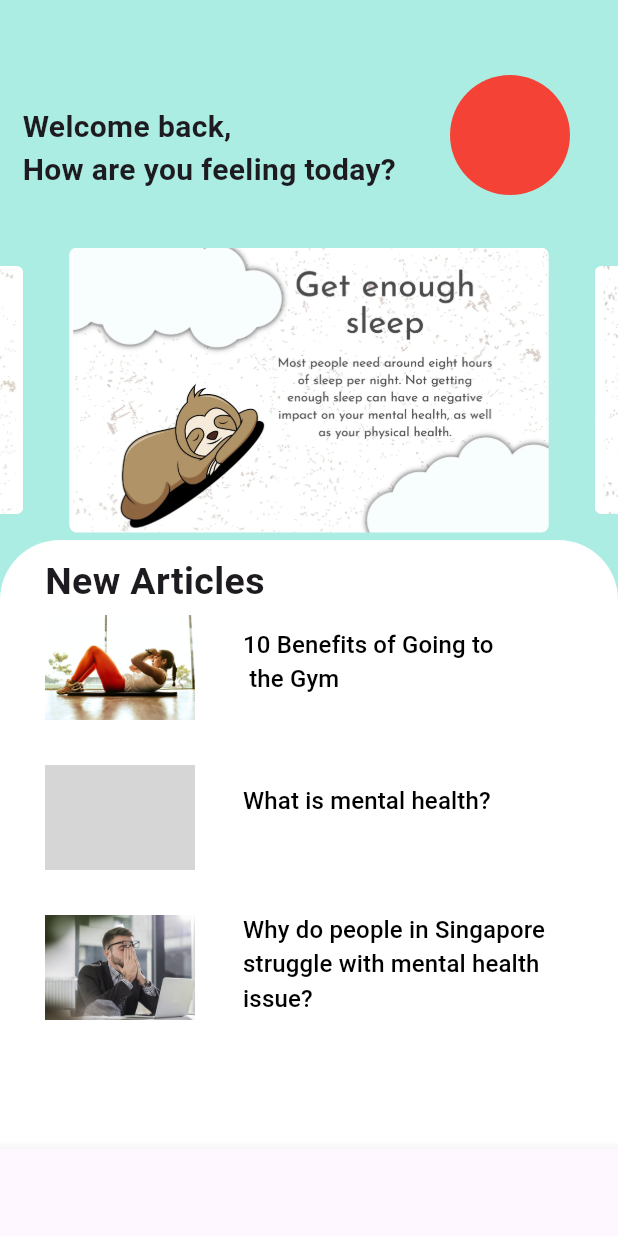
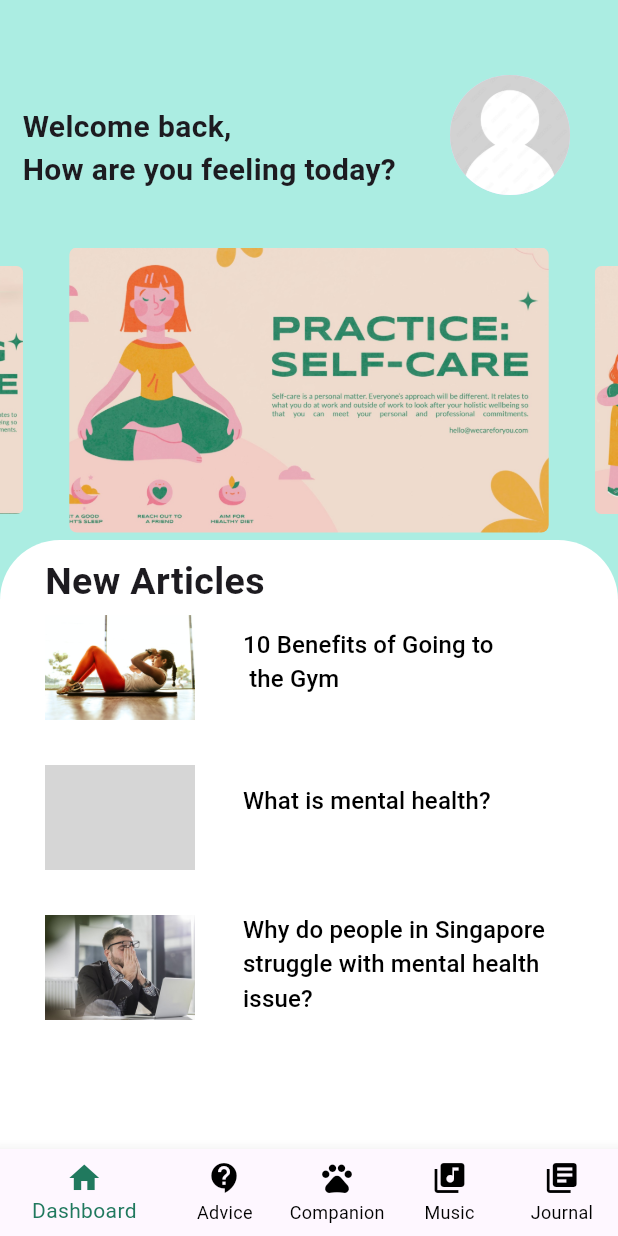
Before and after one commit to codebreaker64/Orbital, a Flutter app: the screen it shows after launch, on a phone screen of 412 x 824 dp. Run offline on Flutter 3.47's test engine with Material 3 defaults, Android fonts, the phone set to English and light mode, and no system bars; drawn by our look-alikes of carousel_slider; our stand-ins replace supabase_flutter; accounts and stored records are empty; grey boxes are pictures that could not be loaded.

```diff
--- a/orbital/lib/pages/dashboard.dart
+++ b/orbital/lib/pages/dashboard.dart
@@ -10,16 +10,21 @@ class Dashboard extends StatefulWidget {
 }
 
 class _DashboardState extends State<Dashboard> {
+  int _selectedIdex = 0;
+
   final supabase = Supabase.instance.client;
   final _nameController = TextEditingController();
   final List<String> imagePaths = [
-    "images/carousel1.png",
-    "images/carousel2.png",
-    "images/carousel3.png",
-    "images/carousel4.png",
-    "images/carousel5.png",
-    "images/carousel6.png",
+    "images/carousel1.jpg",
+    "images/carousel2.jpg",
+    "images/carousel3.jpg",
   ];
+
+  void _onItemTapped(int index) {
+    setState(() {
+      _selectedIdex = index;
+    });
+  }
 
   @override
   Widget build(BuildContext context) {
@@ -64,7 +69,11 @@ class _DashboardState extends State<Dashboard> {
                       top: 50), // Match this value to align with the Text
                   child: CircleAvatar(
                     radius: 40,
-                    backgroundColor: Colors.red,
+                    child: ClipOval(
+                      child: Image.asset(
+                        'images/default_profile_pic.jpg'
+                        ),
+                    )
                   ),
                 ),
                 Padding(
@@ -204,7 +213,10 @@ class _DashboardState extends State<Dashboard> {
                 ],
               ),
             ),
-            BottomNavigationBar(
+          ],
+        ),
+      ),
+      bottomNavigationBar:  BottomNavigationBar(
         items: const <BottomNavigationBarItem>[
           BottomNavigationBarItem(
             icon: Icon(Icons.home),
@@ -221,10 +233,13 @@ class _DashboardState extends State<Dashboard> {
           BottomNavigationBarItem(
             icon: Icon(Icons.library_books),
             label: 'Journal')
-              ])
         ],
-        ),
-      ),
+        currentIndex: _selectedIdex,
+        showUnselectedLabels: true,
+        backgroundColor: Color(0xFFABEDE2),
+        selectedItemColor: Color(0xFF20795E),
+        unselectedItemColor: Color(0xFF000000),
+        onTap: _onItemTapped),
     );
   }
 }
```
Also changed, not shown: orbital/images/carousel1.jpg (added), orbital/images/carousel1.png (deleted), orbital/images/carousel2.jpg (added), orbital/images/carousel2.png (deleted), orbital/images/carousel3.jpg (added), orbital/images/carousel3.png (deleted), orbital/images/carousel4.png (deleted), orbital/images/carousel5.png (deleted), orbital/images/carousel6.png (deleted), orbital/images/default_profile_pic.jpg (added). Lines whose indentation alone changed are shown as unchanged.
